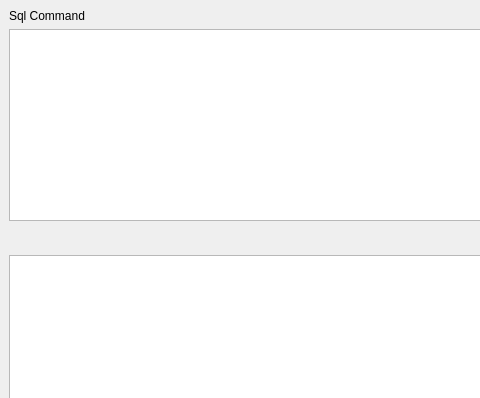
This is views/SqlCommandView.ui in xcarol/wmm-qt as Qt 5 draws it before an edit; both pictures show x 0 to 480 and y 0 to 398 of the 800 by 600 pixel window. The edited form follows.
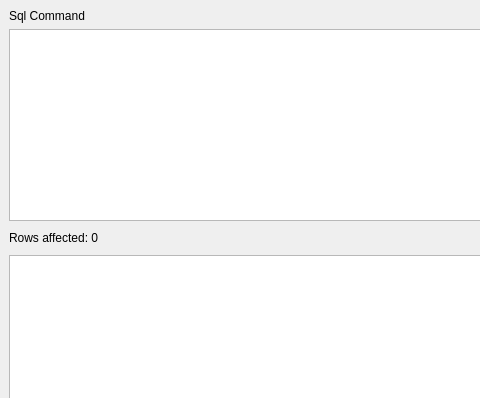
This is the edited form.

Commit message: add rows affected label

Diff of the .ui file:
```diff
--- a/views/SqlCommandView.ui
+++ b/views/SqlCommandView.ui
@@ -42,6 +42,13 @@
                 </item>
                 <item>
                   <layout class="QHBoxLayout" name="horizontalLayout_2">
+          <item>
+           <widget class="QLabel" name="rowsAffectedLabel">
+            <property name="text">
+             <string>Rows affected: 0</string>
+            </property>
+           </widget>
+          </item>
                     <item>
                       <spacer name="horizontalSpacer">
                         <property name="orientation">
```
Left out of the diff: 6 changed lines with no effect on the pictures. Lines whose indentation alone changed are shown as unchanged. The commit also changes 2 other files.
